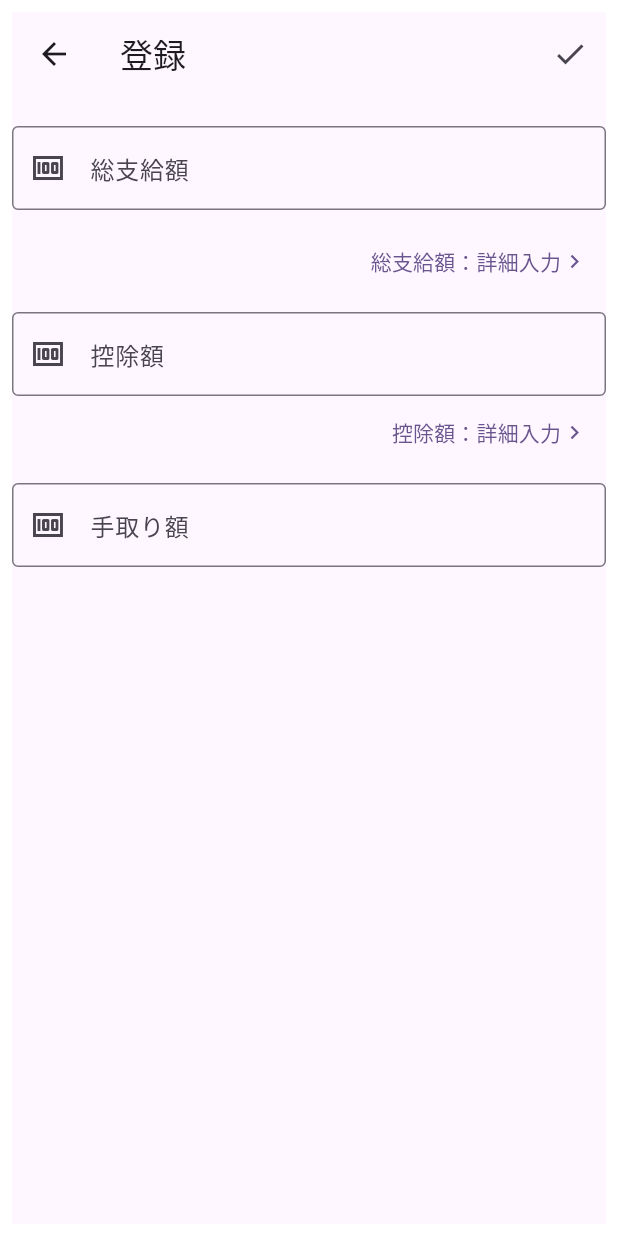
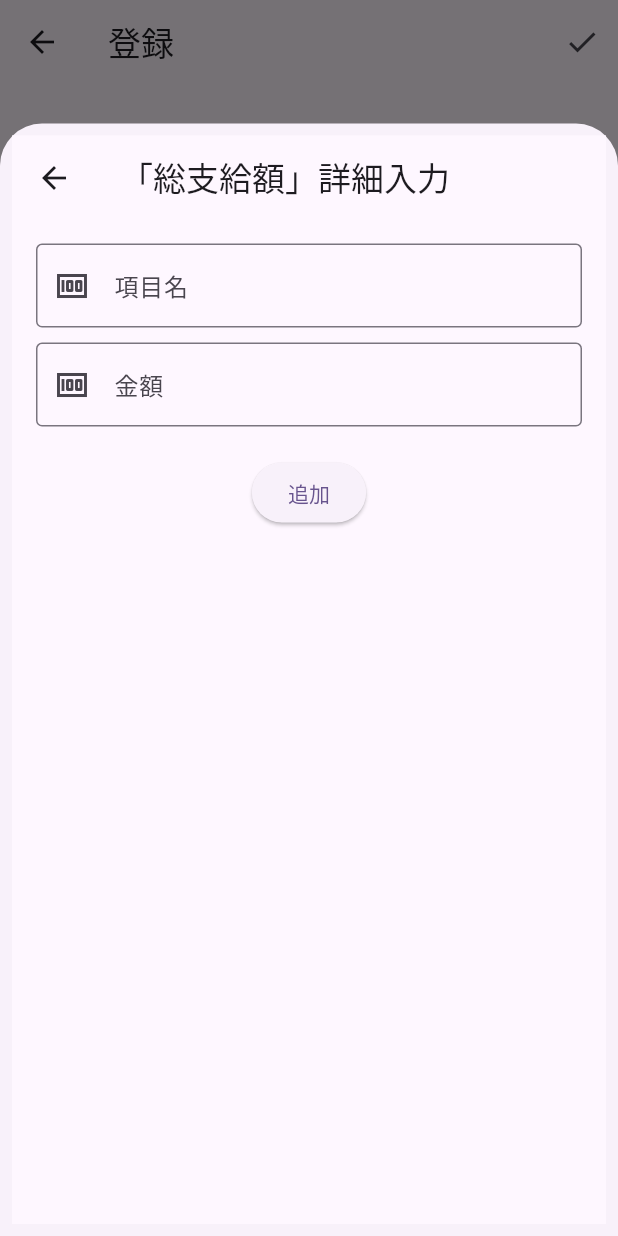
Before and after one commit to amefure/Flutter-Salary-App, a Flutter app: the InputSalaryView screen opened directly, after a tap on "総支給額：詳細入力", on a phone screen of 412 x 824 dp. Run offline on Flutter 3.47's test engine with Material 3 defaults, Android fonts, the phone set to English and light mode, and no system bars; our stand-ins replace realm, shared_preferences; missing offline and left inert: dart:ffi; accounts and stored records are empty; generated files the repository leaves out were written again.

Commit message:
詳細入力モーダル画面の実装

```diff
--- /dev/null
+++ b/lib/views/detail_input_view.dart
@@ -0,0 +1,92 @@
+import 'package:flutter/material.dart';
+import 'package:salary/models/salary.dart';
+import 'package:salary/viewmodels/salary_viewmodel.dart';
+
+/// 金額詳細項目画面
+/// Navigator経由でデータを受渡する
+class DetailInputView extends StatefulWidget {
+  const DetailInputView({super.key, required this.title});
+
+  final String title;
+
+  @override
+  _DetailInputViewState createState() => _DetailInputViewState();
+}
+
+class _DetailInputViewState extends State<DetailInputView> {
+  final TextEditingController _nameController = TextEditingController();
+  final TextEditingController _amountController = TextEditingController();
+
+  /// エラーダイアログを表示
+  void _showErrorDialog(BuildContext context) {
+    showDialog(
+      context: context,
+      builder: (BuildContext context) {
+        return AlertDialog(
+          title: Text("Error"),
+          content: Text("項目名と金額を入力してください。"),
+          actions: [
+            ElevatedButton(
+              onPressed: () {
+                Navigator.of(context).pop();
+              },
+              child: Text("OK"),
+            ),
+          ],
+        );
+      },
+    );
+  }
+
+  @override
+  Widget build(BuildContext context) {
+    return Container(
+      padding: EdgeInsets.all(8),
+      width: MediaQuery.of(context).size.width,
+      height: MediaQuery.of(context).size.height * 0.9,
+      child: Scaffold(
+        appBar: AppBar(title: Text(widget.title + "詳細入力")),
+        body: Padding(
+          padding: EdgeInsets.all(16),
+          child: Column(
+            children: [
+              TextField(
+                controller: _nameController,
+                decoration: InputDecoration(
+                  labelText: "項目名",
+                  prefixIcon: Icon(Icons.money),
+                  border: OutlineInputBorder(),
+                ),
+              ),
+              SizedBox(height: 10),
+              TextField(
+                controller: _amountController,
+                keyboardType: TextInputType.number,
+                decoration: InputDecoration(
+                  labelText: "金額",
+                  prefixIcon: Icon(Icons.money),
+                  border: OutlineInputBorder(),
+                ),
+              ),
+              SizedBox(height: 20),
+              ElevatedButton(
+                onPressed: () {
+                  String name = _nameController.text;
+                  int amount = int.tryParse(_amountController.text) ?? 0;
+
+                  if (name.isNotEmpty && amount > 0) {
+                    // Navigator経由でデータを返す
+                    Navigator.of(context).pop(AmountItem(name, amount));
+                  } else {
+                    _showErrorDialog(context);
+                  }
+                },
+                child: Text("追加"),
+              ),
+            ],
+          ),
+        ),
+      ),
+    );
+  }
+}
--- a/lib/views/input_salary_view.dart
+++ b/lib/views/input_salary_view.dart
@@ -1,9 +1,13 @@
+import 'dart:ffi';
+
 import 'package:flutter/material.dart';
 import 'package:provider/provider.dart';
 import 'package:realm/realm.dart';
 import 'package:salary/models/salary.dart';
 import 'package:salary/viewmodels/salary_viewmodel.dart';
+import 'package:salary/views/detail_input_view.dart';
 
+/// 給料入力画面
 class InputSalaryView extends StatefulWidget {
   const InputSalaryView({super.key});
 
@@ -18,6 +22,12 @@ class _InputSalaryViewState extends State<InputSalaryView> {
       TextEditingController();
   final TextEditingController _netSalaryController = TextEditingController();
 
+  /// 総支給詳細アイテム
+  List<AmountItem> _paymentAmountItems = [];
+
+  /// 控除額詳細アイテム
+  List<AmountItem> _deductionAmountItems = [];
+
   @override
   void dispose() {
     // メモリ解放
@@ -27,13 +37,21 @@ class _InputSalaryViewState extends State<InputSalaryView> {
     super.dispose();
   }
 
+  /// **総支給額の合計金額を計算しUI反映**
+  void _updateTotalPaymentAmount() {
+    int total = _paymentAmountItems.fold(0, (sum, item) => sum + item.value);
+    _paymentAmountController.text = total.toString();
+  }
+
+  /// **控除額の合計金額を計算しUI反映**
+  void _updateTotalDeductionAmount() {
+    int total = _deductionAmountItems.fold(0, (sum, item) => sum + item.value);
+    _deductionAmountController.text = total.toString();
+  }
+
   @override
   Widget build(BuildContext context) {
-    return Container(
-      padding: EdgeInsets.all(8),
-      width: MediaQuery.of(context).size.width,
-      height: MediaQuery.of(context).size.height * 0.9,
-      child: Scaffold(
+    return Scaffold(
       appBar: AppBar(
         title: Text("登録"),
         actions: [
@@ -45,7 +63,9 @@ class _InputSalaryViewState extends State<InputSalaryView> {
           ),
         ],
       ),
-        body: Column(
+      body: SingleChildScrollView(
+        padding: EdgeInsets.all(16),
+        child: Column(
           children: [
             SizedBox(height: 20),
             TextField(
@@ -63,12 +83,26 @@ class _InputSalaryViewState extends State<InputSalaryView> {
               children: [
                 Spacer(),
                 TextButton(
-                  onPressed: () {},
+                  onPressed: () async {
+                    // 詳細画面入力モーダルを表示
+                    _showInputAmountItemModal(context, true);
+                  },
                   child: Row(
                     children: [Text("総支給額：詳細入力"), Icon(Icons.chevron_right)],
                   ),
                 ),
               ],
+            ),
+
+            // 追加された AmountItem を表示
+            Column(
+              children:
+                  _paymentAmountItems.map((item) {
+                    return ListTile(
+                      title: Text(item.key),
+                      trailing: Text("${item.value}円"),
+                    );
+                  }).toList(),
             ),
 
             SizedBox(height: 10),
@@ -86,12 +120,26 @@ class _InputSalaryViewState extends State<InputSalaryView> {
               children: [
                 Spacer(),
                 TextButton(
-                  onPressed: () {},
+                  onPressed: () async {
+                    // 詳細画面入力モーダルを表示
+                    _showInputAmountItemModal(context, false);
+                  },
                   child: Row(
                     children: [Text("控除額：詳細入力"), Icon(Icons.chevron_right)],
                   ),
                 ),
               ],
+            ),
+
+            // 追加された AmountItem を表示
+            Column(
+              children:
+                  _deductionAmountItems.map((item) {
+                    return ListTile(
+                      title: Text(item.key),
+                      trailing: Text("${item.value}円"),
+                    );
+                  }).toList(),
             ),
 
             SizedBox(height: 10),
@@ -121,18 +169,49 @@ class _InputSalaryViewState extends State<InputSalaryView> {
       _deductionAmount,
       _netSalary,
       DateTime.now(),
-      // paymentAmountItems: [
-      //   AmountItem('基本給', 400000),
-      //   AmountItem('手当', 100000),
-      // ],
-      // deductionAmountItems: [
-      //   AmountItem('税金', 50000),
-      //   AmountItem('保険', 50000),
-      // ],
+      paymentAmountItems: _paymentAmountItems,
+      deductionAmountItems: _deductionAmountItems,
       // source: PaymentSource('123', '副業'),
     );
 
     context.read<SalaryViewModel>().add(newSalary);
     Navigator.of(context).pop();
   }
+
+  /// 金額詳細アイテム追加画面を表示
+  Future<void> _showInputAmountItemModal(
+    BuildContext context,
+    bool isPayment,
+  ) async {
+    String title = "";
+    if (isPayment) {
+      title = "「総支給額」";
+    } else {
+      title = "「控除額」";
     }
+    // 結果をawaitで同期的に取得する
+    final AmountItem? newItem = await showModalBottomSheet<AmountItem?>(
+      context: context,
+      isScrollControlled: true,
+      builder: (context) {
+        return DetailInputView(title: title);
+      },
+    );
+
+    if (newItem != null) {
+      setState(() {
+        if (isPayment) {
+          // 総支給額に追加
+          _paymentAmountItems.add(newItem);
+          // UIを更新
+          _updateTotalPaymentAmount();
+        } else {
+          // 控除額に追加
+          _deductionAmountItems.add(newItem);
+          // UIを更新
+          _updateTotalDeductionAmount();
+        }
+      });
+    }
+  }
+}
```
Also changed, not shown: lib/views/salary_list_view.dart (+3 -13 lines). Lines whose indentation alone changed are shown as unchanged.
